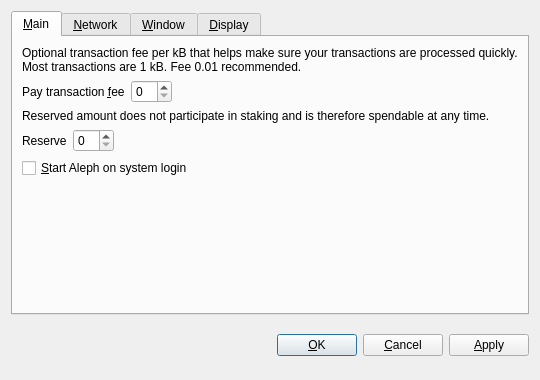
Before: the Qt Designer form src/qt/forms/optionsdialog.ui in alephmarket/ALE, drawn with Qt 5.
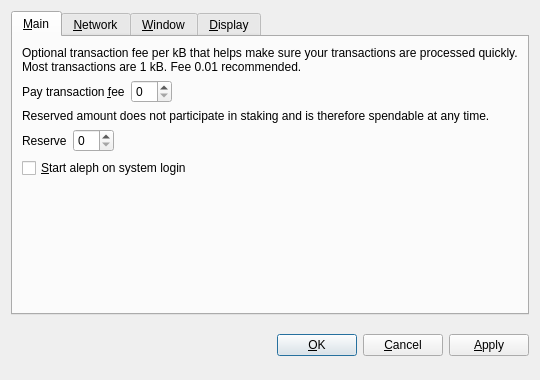
After: the same form once the commit is applied. Custom widgets are drawn as their Qt base class.

Commit message: aleph coin updates: - Improved and optimized code - Updated OpenSSL - Includes wallet designs

The edit to the form file:
```diff
--- a/src/qt/forms/optionsdialog.ui
+++ b/src/qt/forms/optionsdialog.ui
@@ -128,7 +128,7 @@
           <string>Automatically start Aleph after logging in to the system.</string>
          </property>
          <property name="text">
-          <string>&amp;Start Aleph on system login</string>
+          <string>&amp;Start aleph on system login</string>
          </property>
         </widget>
        </item>
```
Left out of the diff: 10 changed lines with no effect on the pictures. The commit also changes 632 other files.
